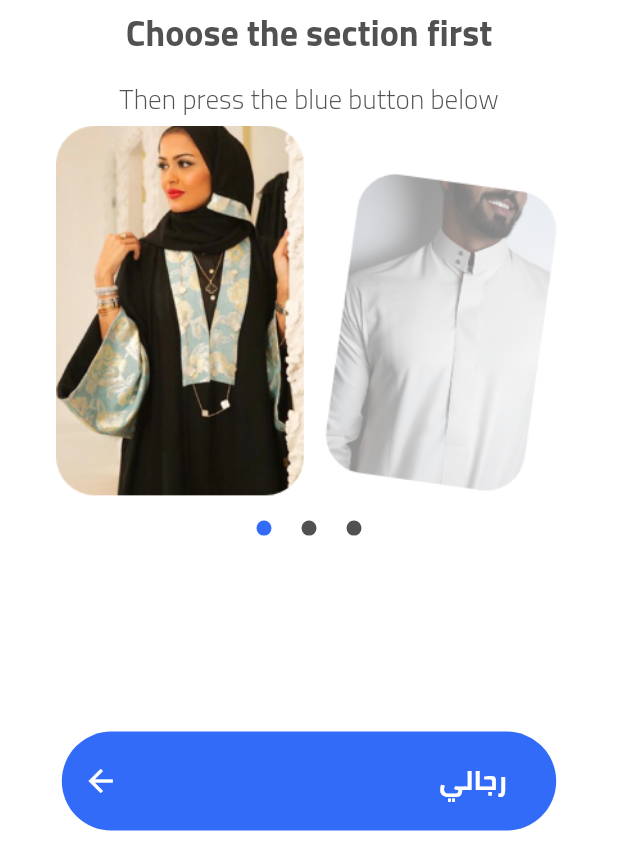
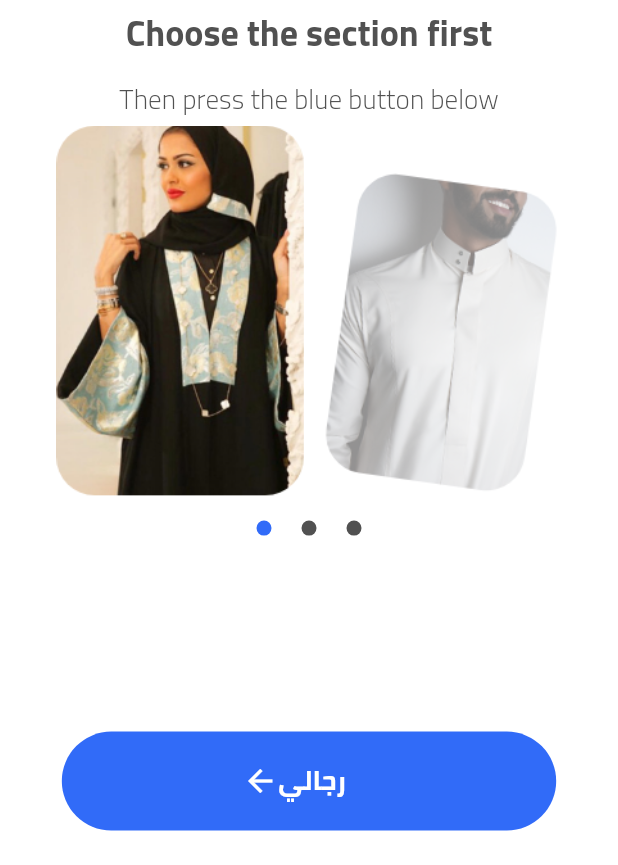
Before and after one commit to bavly10/shopping, a Flutter app: the OnBoardingScreen screen opened directly, on a phone screen of 412 x 824 dp, the part 371-1236 px from its top. Run offline on Flutter 3.47's test engine with Material 2 defaults, Android fonts, the phone set to English and light mode, and no system bars; drawn by our look-alikes of smooth_page_indicator; our stand-ins replace bloc, flutter_bloc, flutter_easyloading, hexcolor, material_design_icons_flutter, shared_preferences and 1 more; accounts and stored records are empty.

Commit message:
done sign up

```diff
--- a/lib/main.dart
+++ b/lib/main.dart
@@ -10,6 +10,7 @@ import 'package:shopping/Cubit/my_observer.dart';
 import 'package:shopping/Cubit/states.dart';
 import 'package:shopping/modules/Splash_screen/animation_Splash/main.dart';
 import 'package:shopping/modules/Splash_screen/splash.dart';
+import 'package:shopping/modules/login/login.dart';
 import 'package:shopping/modules/signup/signup.dart';
 import 'package:shopping/shared/localization/set_localization.dart';
 import 'package:shopping/shared/my_colors.dart';
@@ -79,7 +80,7 @@ class MyApp extends StatelessWidget {
               primarySwatch: Colors.amber,
             ),
             themeMode: ThemeMode.light,
-            home: Signup(),
+            home: Login(),
             //// HomeServices(),
             builder: EasyLoading.init(),
           );
--- a/lib/shared/compononet/blueButton.dart
+++ b/lib/shared/compononet/blueButton.dart
@@ -5,8 +5,8 @@ class BlueButton extends StatelessWidget {
   final String title;
   final double hight,width;
   final Function onpress;
-  final IconData icon;
-  const BlueButton({Key? key, required this.title,required this.onpress,required this.hight,required this.width,required this.icon}) : super(key: key);
+   IconData? icon;
+   BlueButton({Key? key, required this.title,required this.onpress,required this.hight,required this.width,this.icon}) : super(key: key);
 
   @override
   Widget build(BuildContext context) {
@@ -21,15 +21,16 @@ class BlueButton extends StatelessWidget {
           child: Padding(
             padding: const EdgeInsets.all(8.0),
             child: Row(
+           mainAxisAlignment: MainAxisAlignment.center,
               children: [
+                if (icon!=null)
+                    Icon(
+                      icon,
+                      color: myWhite,
+                    ),
                 Padding(
-                  padding: const EdgeInsets.all(6.0),
-                  child: Icon(icon,color: myWhite,),
-                ),
-                Spacer(),
-                Padding(
-                  padding: const EdgeInsets.only(right: 25.0),
-                  child: Text(title,style: TextStyle(color: myWhite,fontSize: 18,fontWeight: FontWeight.bold),),
+                  padding: const EdgeInsets.only(right:20),
+                  child: Text(title,style: TextStyle(color: myWhite,fontSize: 18,fontWeight: FontWeight.bold,),),
                 ),
               ],
             ),
```
Also changed, not shown: lib/modules/login/login.dart (+12 -9 lines).
